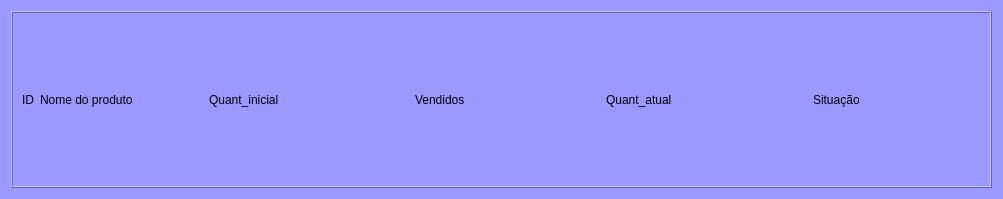
Qt form view/card_estoque.ui (Michel3-01/Sistema_Loja_de_Roupas) before a commit.
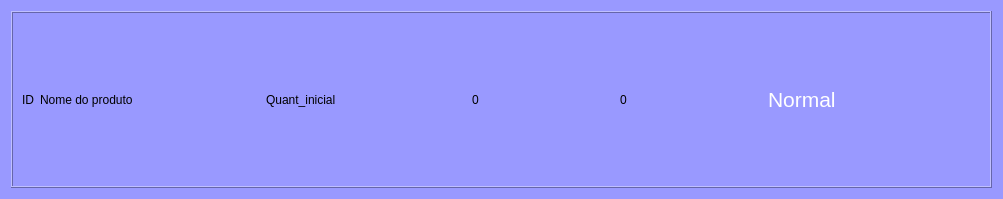
The same form after that commit.

Commit message: Alterações na janela estoque.

Patch:
```diff
--- a/view/card_estoque.ui
+++ b/view/card_estoque.ui
@@ -43,7 +43,7 @@
              <widget class="QLabel" name="label_nome">
               <property name="minimumSize">
                <size>
-                <width>80</width>
+                <width>150</width>
                 <height>80</height>
                </size>
               </property>
@@ -102,7 +102,7 @@
           <item>
            <widget class="QLabel" name="label_vendidos">
             <property name="text">
-             <string>Vendidos</string>
+             <string>0</string>
             </property>
            </widget>
           </item>
@@ -125,7 +125,7 @@
           <item>
            <widget class="QLabel" name="label_quant_atual">
             <property name="text">
-             <string>Quant_atual</string>
+             <string>0</string>
             </property>
            </widget>
           </item>
@@ -147,8 +147,16 @@
           </item>
           <item>
            <widget class="QLabel" name="label_situacao">
+            <property name="font">
+             <font>
+              <pointsize>16</pointsize>
+             </font>
+            </property>
+            <property name="styleSheet">
+             <string notr="true">color: rgb(255, 255, 255);</string>
+            </property>
             <property name="text">
-             <string>Situação</string>
+             <string>Normal</string>
             </property>
            </widget>
           </item>
```
The commit also changes 17 other files.
